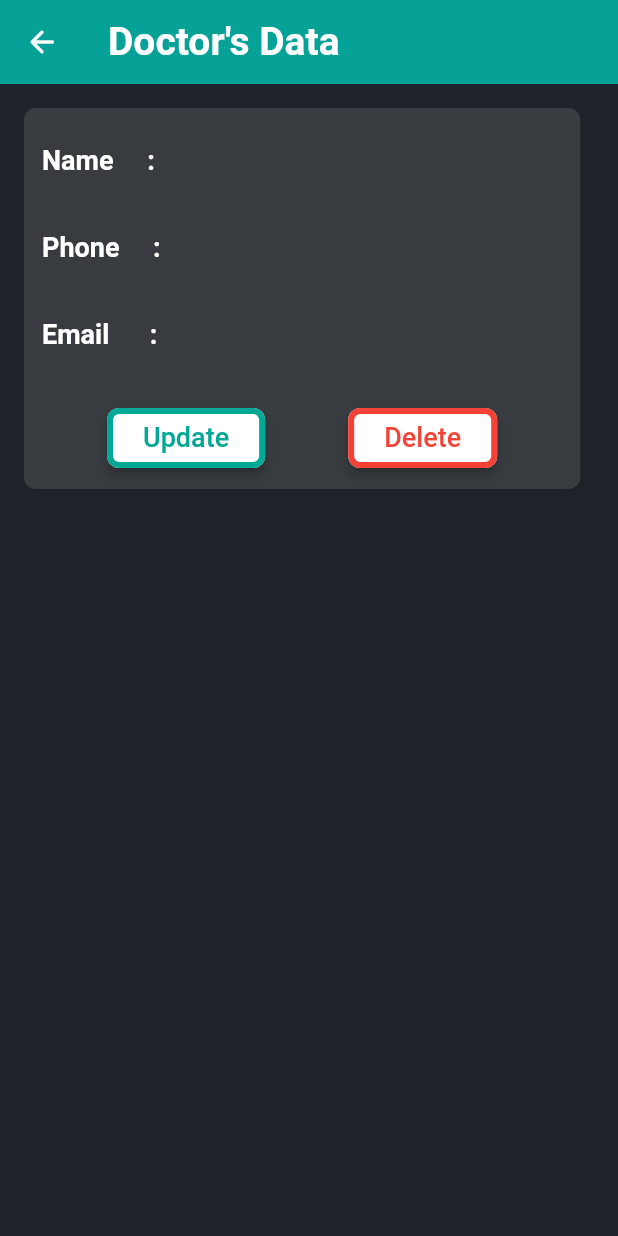
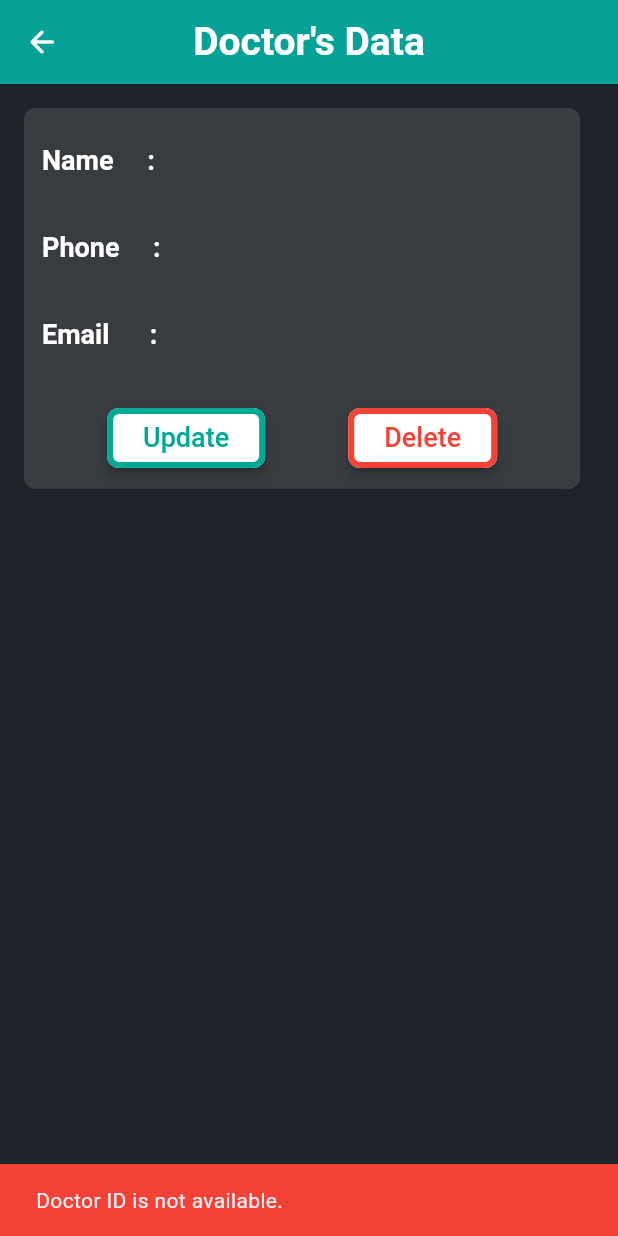
Before and after one commit to Ferico5/ppmp_uas, a Flutter app: the DoctorPage screen opened by its route, after a tap on "Delete", on a phone screen of 412 x 824 dp. Run offline on Flutter 3.47's test engine with Material 3 defaults, Android fonts, the phone set to English and light mode, and no system bars; drawn by our look-alikes of flutter_animate; our stand-ins replace dio, flutter_spinkit, shared_preferences; accounts and stored records are empty; Roboto replaces fonts that are missing (Lexend).

Commit message:
finish  delete doctor data

```diff
--- a/lib/screens/doctor_page.dart
+++ b/lib/screens/doctor_page.dart
@@ -2,6 +2,7 @@ import 'package:flutter/material.dart';
 import 'package:provider/provider.dart';
 import '../view_models/doctor_view_model.dart';
 import '../components/info_card_doctor.dart';
+import '../view_models/show_detail_doctors_view_model.dart';
 
 class DoctorPage extends StatefulWidget {
   const DoctorPage({super.key});
@@ -11,19 +12,20 @@ class DoctorPage extends StatefulWidget {
 }
 
 class _DoctorPageState extends State<DoctorPage> with TickerProviderStateMixin {
+  int? doctorId;
+
   @override
   void didChangeDependencies() {
     super.didChangeDependencies();
 
-    // Ambil ID dari arguments
     final arguments =
         ModalRoute.of(context)?.settings.arguments as Map<String, dynamic>?;
-    final doctorId = arguments?['id'];
+    doctorId = arguments?['id'];
 
     if (doctorId != null) {
       Future.microtask(() {
         Provider.of<DoctorViewModel>(context, listen: false)
-            .fetchDoctorById(doctorId);
+            .fetchDoctorById(doctorId!);
       });
     }
   }
@@ -42,20 +44,15 @@ class _DoctorPageState extends State<DoctorPage> with TickerProviderStateMixin {
             ),
             onPressed: () => Navigator.pop(context),
           ),
-          title: const Align(
-            alignment: AlignmentDirectional(-1, -1),
-            child: Text(
+          title: const Text(
             "Doctor's Data",
             style: TextStyle(
               fontFamily: 'Lexend',
               color: Colors.white,
               fontSize: 26,
-                letterSpacing: 0.0,
               fontWeight: FontWeight.w600,
             ),
           ),
-          ),
-          actions: const [],
           centerTitle: true,
           elevation: 2,
         ),
@@ -86,8 +83,79 @@ class _DoctorPageState extends State<DoctorPage> with TickerProviderStateMixin {
                     updateOnPressed: () {
                       Navigator.pushNamed(context, 'updateDoctorPage');
                     },
-                    deleteOnPressed: () {
-                      viewModel.delete(context);
+                    deleteOnPressed: () async {
+                      if (doctorId != null) {
+                        final confirm = await showDialog<bool>(
+                          context: context,
+                          builder: (BuildContext context) {
+                            return AlertDialog(
+                              title: const Text('Confirm Deletion'),
+                              content: const Text('Are you sure you want to delete this doctor?'),
+                              actions: [
+                                TextButton(
+                                  onPressed: () {
+                                    Navigator.of(context).pop(false);
+                                  },
+                                  child: const Text('Cancel'),
+                                ),
+                                ElevatedButton(
+                                  onPressed: () {
+                                    Navigator.of(context).pop(true);
+                                  },
+                                  style: ElevatedButton.styleFrom(
+                                    backgroundColor: Colors.red,
+                                  ),
+                                  child: const Text(
+                                    'Delete',
+                                    style: TextStyle(
+                                      color: Colors.white,
+                                    ),
+                                  ),
+                                ),
+                              ],
+                            );
+                          },
+                        );
+
+                        if (confirm == true) {
+                          showDialog(
+                            context: context,
+                            barrierDismissible: false,
+                            builder: (BuildContext context) {
+                              return const Center(
+                                child: CircularProgressIndicator(),
+                              );
+                            },
+                          );
+
+                          try {
+                            await Provider.of<DoctorViewModel>(context, listen: false)
+                                .deleteDoctorById(context, doctorId!);
+
+                            Navigator.pop(context);
+
+                            await Provider.of<ShowDetailDoctorsViewModel>(context, listen: false)
+                                .fetchDoctors();
+
+                            Navigator.pushReplacementNamed(context, 'showDetailDoctorsPage');
+                          } catch (error) {
+                            Navigator.pop(context);
+                            ScaffoldMessenger.of(context).showSnackBar(
+                              SnackBar(
+                                content: Text('Failed to delete doctor: $error'),
+                                backgroundColor: Colors.red,
+                              ),
+                            );
+                          }
+                        }
+                      } else {
+                        ScaffoldMessenger.of(context).showSnackBar(
+                          const SnackBar(
+                            content: Text('Doctor ID is not available.'),
+                            backgroundColor: Colors.red,
+                          ),
+                        );
+                      }
                     },
                   ),
                 ],
--- a/lib/screens/show_detail_doctors_page.dart
+++ b/lib/screens/show_detail_doctors_page.dart
@@ -32,7 +32,7 @@ class _ShowDetailDoctorsPageState extends State<ShowDetailDoctorsPage> {
               Icons.arrow_back_rounded,
               color: Colors.white,
             ),
-            onPressed: () => Navigator.pop(context),
+            onPressed: () => Navigator.pushReplacementNamed(context, 'homePage'),
           ),
           title: const Text(
             "Data Doctors",
--- a/lib/view_models/show_detail_doctors_view_model.dart
+++ b/lib/view_models/show_detail_doctors_view_model.dart
@@ -28,7 +28,6 @@ class ShowDetailDoctorsViewModel extends ChangeNotifier {
     setError(null);
 
     try {
-      // Ambil token dari SharedPreferences
       final prefs = await SharedPreferences.getInstance();
       final token = prefs.getString('authToken');
 
```
Also changed, not shown: lib/screens/patient_page.dart (+6 -1 lines), lib/view_models/doctor_view_model.dart (+45 -3 lines). Lines whose indentation alone changed are shown as unchanged.
